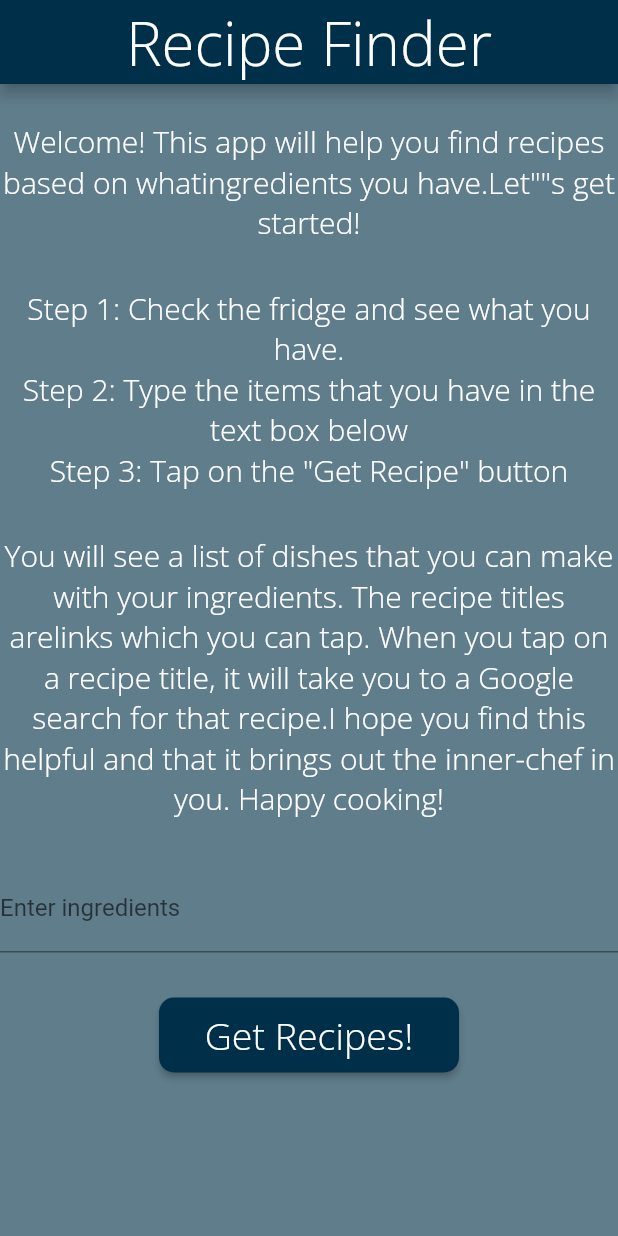
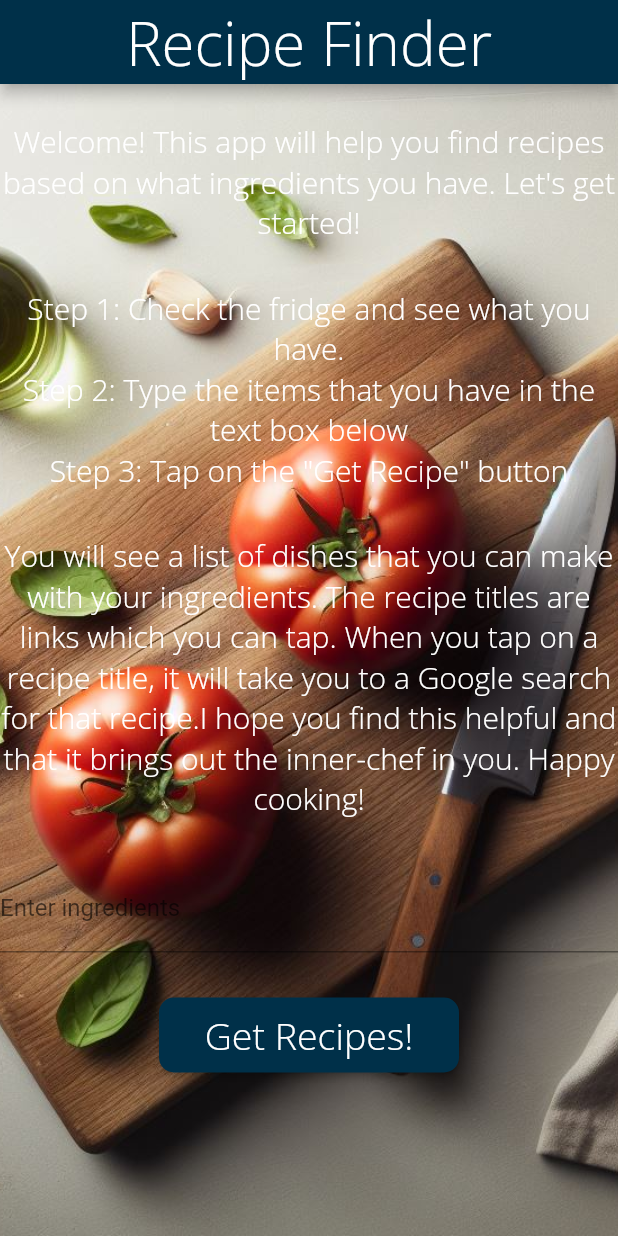
Before and after one commit to dvasquez08/recipe-mobile-app, a Flutter app: the screen it shows after launch, on a phone screen of 412 x 824 dp. Run offline on Flutter 3.47's test engine with Material 2 defaults, Android fonts, the phone set to English and light mode, and no system bars; our stand-ins replace google_fonts.

Commit message:
Fixed API functionality, added background image

```diff
--- a/lib/homepage.dart
+++ b/lib/homepage.dart
@@ -24,7 +24,8 @@ class _homepageState extends State<homepage> {
 
     if (response.statusCode == 200) {
       final data = json.decode(response.body);
-      _recipes = List<String>.from(data.map((Recipe) => Recipe['title'].toString()));
+      _recipes =
+          List<String>.from(data.map((Recipe) => Recipe['title'].toString()));
 
       Navigator.push(
         context,
@@ -42,13 +43,17 @@ class _homepageState extends State<homepage> {
     return MaterialApp(
       debugShowCheckedModeBanner: false,
       home: Scaffold(
-        backgroundColor: Colors.blueGrey,
+        backgroundColor: Colors.transparent,
         appBar: AppBar(
           title: SansText('Recipe Finder', 40.0),
           backgroundColor: Color(0XFF003049),
           centerTitle: true,
         ),
-        body: ListView(
+        body: Container(
+          decoration: const BoxDecoration(
+              image: DecorationImage(
+                  image: AssetImage('assets/bg1.jpg'), fit: BoxFit.cover)),
+          child: ListView(
             children: [
               Container(
                 alignment: Alignment.center,
@@ -57,11 +62,11 @@ class _homepageState extends State<homepage> {
                     SizedBox(height: 25.0),
                     SansText(
                         'Welcome! This app will help you find recipes based on what'
-                      'ingredients you have.Let"\"s get started!',
+                        ' ingredients you have. Let\'s get started!',
                         20.0),
                     SizedBox(height: 30.0),
-                  SansText(
-                      'Step 1: Check the fridge and see what you have.', 20.0),
+                    SansText('Step 1: Check the fridge and see what you have.',
+                        20.0),
                     SansText(
                         'Step 2: Type the items that you have in the text box below',
                         20.0),
@@ -69,7 +74,7 @@ class _homepageState extends State<homepage> {
                     SizedBox(height: 30.0),
                     SansText(
                         'You will see a list of dishes that you can make with your ingredients. The recipe titles are'
-                      'links which you can tap. When you tap on a recipe title, it will take you to a Google search for that recipe.'
+                        ' links which you can tap. When you tap on a recipe title, it will take you to a Google search for that recipe.'
                         'I hope you find this helpful and that it brings out the inner-chef in you. Happy cooking!',
                         20.0),
                   ],
@@ -82,7 +87,8 @@ class _homepageState extends State<homepage> {
                     SizedBox(height: 30.0),
                     TextField(
                       controller: _ingredients,
-                    decoration: InputDecoration(labelText: 'Enter ingredients'),
+                      decoration:
+                          InputDecoration(labelText: 'Enter ingredients'),
                     ),
                     SizedBox(height: 30.0),
                     SizedBox(
@@ -103,6 +109,7 @@ class _homepageState extends State<homepage> {
             ],
           ),
         ),
+      ),
     );
   }
 }
```
Also changed, not shown: lib/recipes.dart (+5 -22 lines), assets/bg1.jpg (added). Lines whose indentation alone changed are shown as unchanged.
